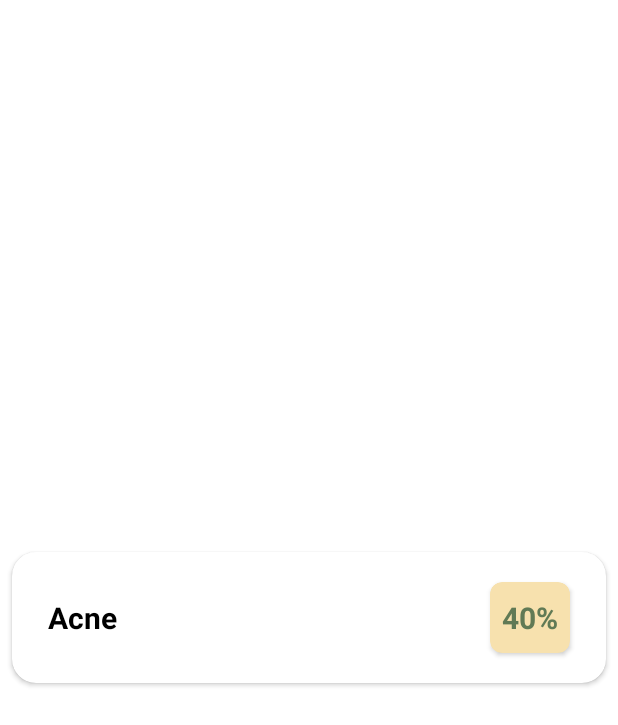
After one commit to yudhah52/Skin-Sight-Apps, an Android app: the layout item_detection_result.xml on its own in the app's theme, with its tools: preview values and no code run, on a phone screen of 412 x 824 dp. The commit adds this screen. Shown: the top 725 px of the screen. Run offline under Robolectric (Android 15) with nearby library versions, the phone set to English and light mode, and no system bars.

Commit message:
up item detection result & adjust colors

```diff
--- a/app/src/main/res/layout/fragment_profile.xml
+++ b/app/src/main/res/layout/fragment_profile.xml
@@ -15,7 +15,7 @@
       android:layout_width="180dp"
       android:layout_height="180dp"
       android:layout_marginTop="32dp"
-      app:civ_border_color="@color/green_btn"
+      app:civ_border_color="@color/dark_green"
       app:civ_border_width="4dp"
       app:layout_constraintEnd_toEndOf="parent"
       app:layout_constraintStart_toStartOf="parent"
--- /dev/null
+++ b/app/src/main/res/layout/item_detection_result.xml
@@ -0,0 +1,64 @@
+<?xml version="1.0" encoding="utf-8"?>
+<androidx.cardview.widget.CardView xmlns:android="http://schemas.android.com/apk/res/android"
+    xmlns:card_view="http://schemas.android.com/apk/res-auto"
+    xmlns:tools="http://schemas.android.com/tools"
+    android:layout_width="match_parent"
+    android:layout_height="wrap_content"
+    android:layout_gravity="center"
+    android:layout_marginStart="8dp"
+    android:layout_marginTop="8dp"
+    android:layout_marginEnd="8dp"
+    android:layout_marginBottom="8dp"
+    card_view:cardCornerRadius="16dp">
+
+    <androidx.constraintlayout.widget.ConstraintLayout
+        android:layout_width="match_parent"
+        android:layout_height="wrap_content">
+
+        <TextView
+            android:id="@+id/tv_title_article"
+            android:layout_width="0dp"
+            android:layout_height="wrap_content"
+            android:layout_marginHorizontal="24dp"
+            android:layout_marginVertical="20dp"
+            android:textSize="20sp"
+            android:textStyle="bold"
+            android:textColor="@color/black"
+            card_view:layout_constraintBottom_toBottomOf="parent"
+            card_view:layout_constraintEnd_toEndOf="parent"
+            card_view:layout_constraintStart_toStartOf="parent"
+            card_view:layout_constraintTop_toTopOf="parent"
+            tools:text="@string/acne" />
+
+        <androidx.cardview.widget.CardView
+            android:layout_width="wrap_content"
+            android:layout_height="wrap_content"
+            android:layout_marginHorizontal="24dp"
+            android:layout_marginVertical="20dp"
+            card_view:cardCornerRadius="8dp"
+            card_view:cardBackgroundColor="@color/dark_cream"
+            card_view:layout_constraintEnd_toEndOf="parent"
+            card_view:layout_constraintTop_toTopOf="parent"
+            card_view:layout_constraintBottom_toBottomOf="parent">
+
+            <TextView
+                android:id="@+id/tv_percentage"
+                android:layout_width="wrap_content"
+                android:layout_height="wrap_content"
+                android:layout_marginHorizontal="8dp"
+                android:layout_marginVertical="10dp"
+                android:textSize="20sp"
+                android:textStyle="bold"
+                android:textColor="@color/dark_green"
+
+                card_view:layout_constraintBottom_toBottomOf="parent"
+                card_view:layout_constraintEnd_toEndOf="parent"
+                card_view:layout_constraintStart_toStartOf="parent"
+                card_view:layout_constraintTop_toTopOf="parent"
+                tools:text="@string/percentage" />
+
+        </androidx.cardview.widget.CardView>
+
+    </androidx.constraintlayout.widget.ConstraintLayout>
+
+</androidx.cardview.widget.CardView>
--- a/app/src/main/res/values/colors.xml
+++ b/app/src/main/res/values/colors.xml
@@ -7,7 +7,11 @@
     <color name="teal_700">#FF018786</color>
     <color name="black">#FF000000</color>
     <color name="white">#FFFFFFFF</color>
-    <color name="green_btn">#617A55</color>
-    <color name="green_alt">#A4D0A4</color>
+    <color name="dark_green">#617A55</color>
+    <color name="light_green">#A4D0A4</color>
+    <color name="dark_cream">#F7E1AE</color>
+    <color name="light_cream">#FFF8D6</color>
+
     <color name="gray">#D9D9D9</color>
+
 </resources>
--- a/app/src/main/res/values/strings.xml
+++ b/app/src/main/res/values/strings.xml
@@ -28,8 +28,10 @@
     <string name="sample_password">12345678</string>
     <string name="logout">Logout</string>
     <string name="edit">edit</string>
-  <string name="splashscreen">splashscreen</string>
-  <string name="onboard_description">Dapatkan kulit sehat yang kamu inginkan, coba sekarang dan lihat hasilnya!</string>
-  <string name="onboard_get_started">Get Started</string>
+    <string name="splashscreen">splashscreen</string>
+    <string name="onboard_description">Dapatkan kulit sehat yang kamu inginkan, coba sekarang dan lihat hasilnya!</string>
+    <string name="onboard_get_started">Get Started</string>
+    <string name="percentage">40%</string>
+
 
 </resources>
--- a/app/src/main/res/values/themes.xml
+++ b/app/src/main/res/values/themes.xml
@@ -2,8 +2,8 @@
     <!-- Base application theme. -->
     <style name="Theme.SkinSightApps" parent="Theme.MaterialComponents.DayNight.DarkActionBar">
         <!-- Primary brand color. -->
-        <item name="colorPrimary">@color/green_btn</item>
-        <item name="colorPrimaryVariant">@color/green_alt</item>
+        <item name="colorPrimary">@color/dark_green</item>
+        <item name="colorPrimaryVariant">@color/light_green</item>
         <item name="colorOnPrimary">@color/white</item>
         <!-- Secondary brand color. -->
         <item name="colorSecondary">@color/teal_200</item>
@@ -12,6 +12,16 @@
         <!-- Status bar color. -->
         <item name="android:statusBarColor" tools:targetApi="l">?attr/colorPrimaryVariant</item>
         <!-- Customize your theme here. -->
-        <item name="colorTertiary">@color/green_btn</item>
+        <item name="colorTertiary">@color/dark_green</item>
+    </style>
+
+    <style name="RoundedCorner20">
+        <item name="cornerFamily">rounded</item>
+        <item name="cornerSize">20dp</item>
+    </style>
+
+    <style name="RoundedCorner10">
+        <item name="cornerFamily">rounded</item>
+        <item name="cornerSize">10dp</item>
     </style>
 </resources>
```
Also changed, not shown: app/src/main/AndroidManifest.xml (+6 -3 lines), app/src/main/java/com/yhezra/skinsightapps/ui/detection/DetectionResultActivity.kt (added, +14 -0 lines), app/src/main/res/layout/activity_detection_result.xml (added, +10 -0 lines), app/src/main/res/values-night/themes.xml (+10 -0 lines).
